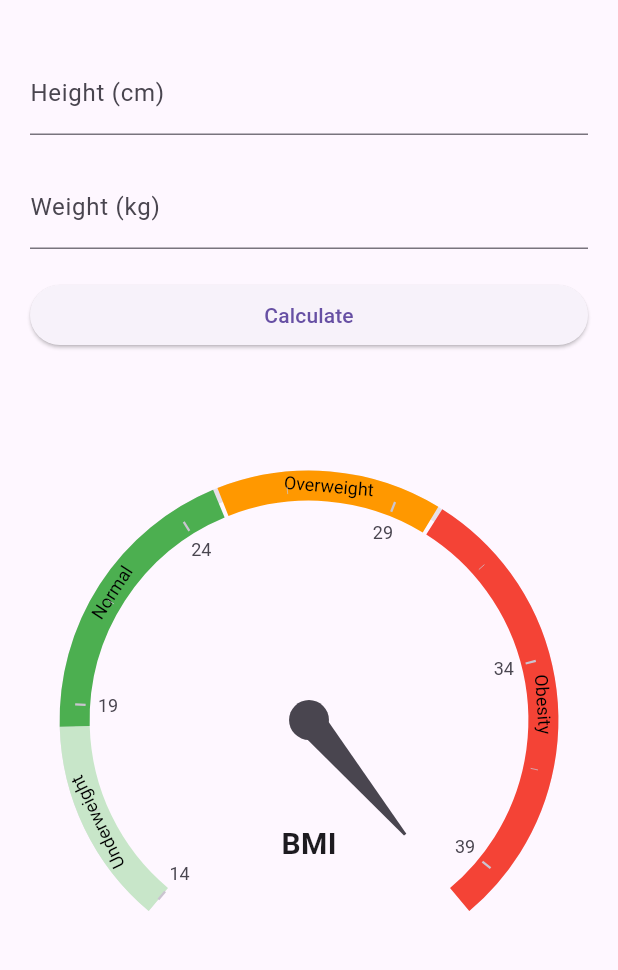
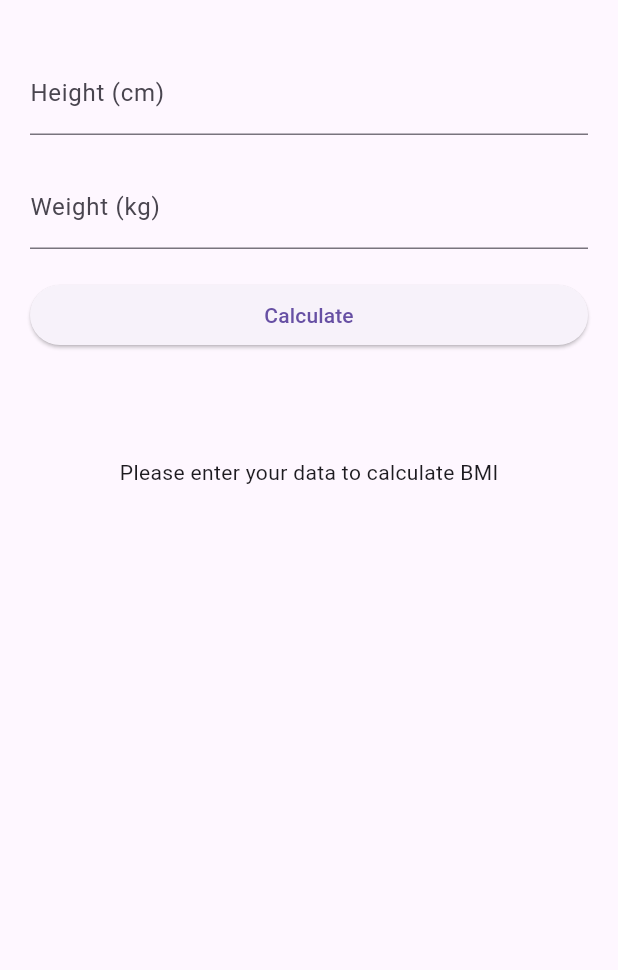
Before and after one commit to ValDev99/Flutter-BMI-Calculator, a Flutter app: the screen it shows after launch, on a phone screen of 412 x 824 dp, the part 63-1033 px from its top. Run offline on Flutter 3.47's test engine with Material 3 defaults, Android fonts, the phone set to English and light mode, and no system bars; drawn by our look-alikes of syncfusion_flutter_gauges.

Commit message:
fix: dynamic bmi display in graph

```diff
--- a/lib/main.dart
+++ b/lib/main.dart
@@ -129,7 +129,8 @@ class _BMIForm extends State<BodyMassIndex> {
                 height: 20,
               ),
 
-                SfRadialGauge(
+              bmi != null
+                  ? SfRadialGauge(
                 axes: <RadialAxis>[
                   RadialAxis(
                     minimum: 14,
@@ -139,7 +140,7 @@ class _BMIForm extends State<BodyMassIndex> {
                         startValue: 14,
                         endValue: 18.5,
                         color: Colors.green.shade100,
-                          label: 'Underweight', // Add range label here
+                        label: 'Underweight',
                         labelStyle: const GaugeTextStyle(
                           color: Colors.black,
                           fontSize: 12,
@@ -151,7 +152,7 @@ class _BMIForm extends State<BodyMassIndex> {
                         startValue: 18.5,
                         endValue: 24.9,
                         color: Colors.green,
-                          label: 'Normal', // Add another range label here
+                        label: 'Normal',
                         labelStyle: const GaugeTextStyle(
                           color: Colors.black,
                           fontSize: 12,
@@ -163,7 +164,7 @@ class _BMIForm extends State<BodyMassIndex> {
                         startValue: 25,
                         endValue: 29.9,
                         color: Colors.orange,
-                          label: 'Overweight', // Add another range label here
+                        label: 'Overweight',
                         labelStyle: const GaugeTextStyle(
                           color: Colors.black,
                           fontSize: 12,
@@ -175,7 +176,7 @@ class _BMIForm extends State<BodyMassIndex> {
                         startValue: 30,
                         endValue: 40,
                         color: Colors.red,
-                          label: 'Obesity', // Add another range label here
+                        label: 'Obesity',
                         labelStyle: const GaugeTextStyle(
                           color: Colors.black,
                           fontSize: 12,
@@ -184,14 +185,14 @@ class _BMIForm extends State<BodyMassIndex> {
                         endWidth: 20,
                       ),
                     ],
-                      pointers: const <GaugePointer>[
-                        NeedlePointer(value: 60),
+                    pointers: <GaugePointer>[
+                      NeedlePointer(value: bmi ?? 0), // Utilisation du BMI calculé ici
                     ],
-                      annotations: const <GaugeAnnotation>[
+                    annotations: <GaugeAnnotation>[
                       GaugeAnnotation(
                         widget: Text(
-                            'BMI',
-                            style: TextStyle(
+                          'BMI: ${bmi!.toStringAsFixed(1)}',
+                          style: const TextStyle(
                             fontSize: 20,
                             fontWeight: FontWeight.bold,
                           ),
@@ -202,7 +203,8 @@ class _BMIForm extends State<BodyMassIndex> {
                     ],
                   ),
                 ],
-                ),
+              )
+                  : const Text('Please enter your data to calculate BMI'),
               ],
           ),
         )
```
Lines whose indentation alone changed are shown as unchanged.
